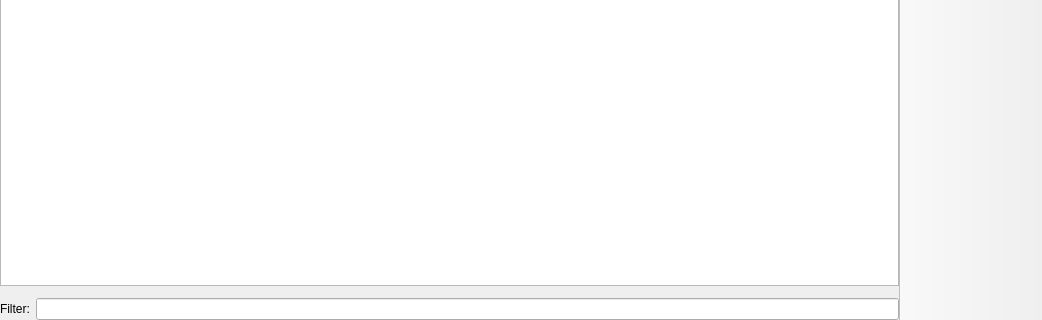
First picture: the form in launcher/ui/pages/instance/ExternalResourcesPage.ui, repository xslendix/PolyMC, before the edit; both pictures show x 0 to 1042 and y 181 to 501 of the 1042 by 501 pixel window.
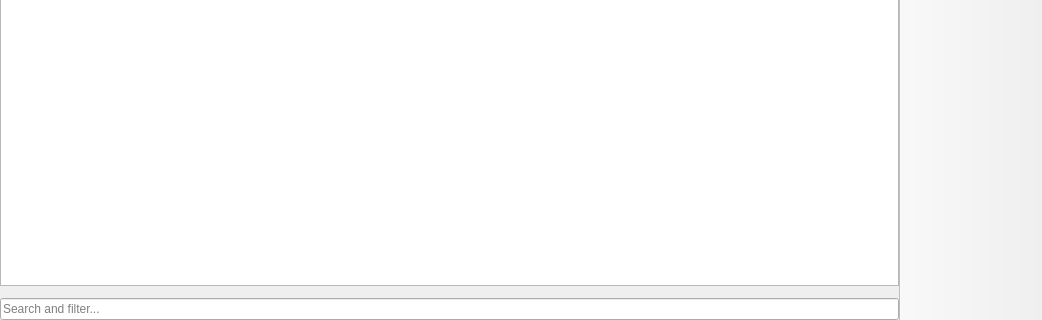
Second picture: the form after the edit. Custom widgets are drawn as their Qt base class.

Commit message: Remove "Filter: " label and replace with placeholder text.

Patch:
```diff
--- a/launcher/ui/pages/instance/ExternalResourcesPage.ui
+++ b/launcher/ui/pages/instance/ExternalResourcesPage.ui
@@ -26,20 +26,16 @@
     </property>
     <item row="4" column="1" colspan="3">
      <layout class="QGridLayout" name="gridLayout_2">
-      <item row="0" column="1">
+      <item row="0" column="0">
        <widget class="QLineEdit" name="filterEdit">
+        <property name="placeholderText">
+         <string>Search and filter...</string>
+        </property>
         <property name="clearButtonEnabled">
          <bool>true</bool>
         </property>
        </widget>
       </item>
-      <item row="0" column="0">
-       <widget class="QLabel" name="filterLabel">
-        <property name="text">
-         <string>Filter:</string>
-        </property>
-       </widget>
-      </item>
      </layout>
     </item>
     <item row="2" column="1" colspan="3">
```
